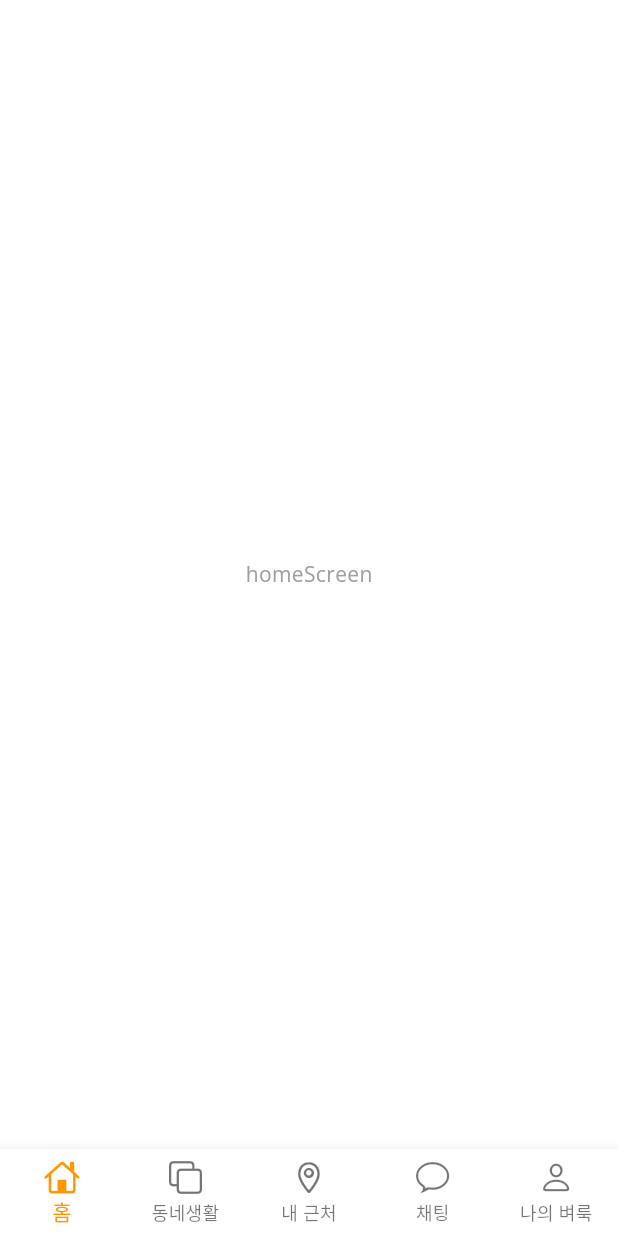
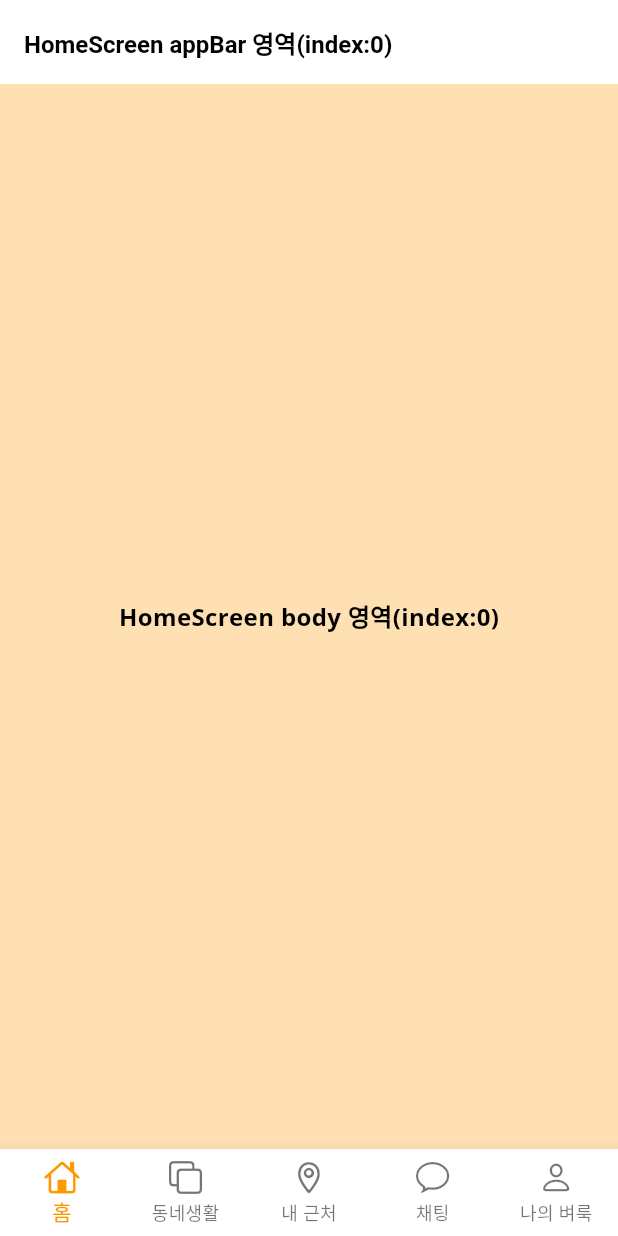
Before and after one commit to 9oj0e/flutter_fleamarket, a Flutter app: the screen it shows after launch, on a phone screen of 412 x 824 dp. Run offline on Flutter 3.47's test engine with Material 3 defaults, Android fonts, the phone set to English and light mode, and no system bars; our stand-ins replace google_fonts.

Commit message:
feat: appbar on homescreen step1

```diff
--- a/lib/screens/home/home_screen.dart
+++ b/lib/screens/home/home_screen.dart
@@ -1,12 +1,24 @@
 import 'package:flutter/material.dart';
+import 'package:flutter_fleamarket/theme.dart';
 
 class HomeScreen extends StatelessWidget {
   const HomeScreen({super.key});
 
   @override
   Widget build(BuildContext context) {
-    return Center(
-      child: Text('homeScreen'),
+    return Scaffold(
+      appBar: AppBar(
+        title: Text('HomeScreen appBar 영역(index:0)'),
+      ),
+      body: Container(
+        color: Colors.orange[100],
+        child: Center(
+          child: Text(
+            'HomeScreen body 영역(index:0)',
+            style: textTheme().displayMedium,
+          ),
+        ),
+      ),
     );
   }
 }
```
